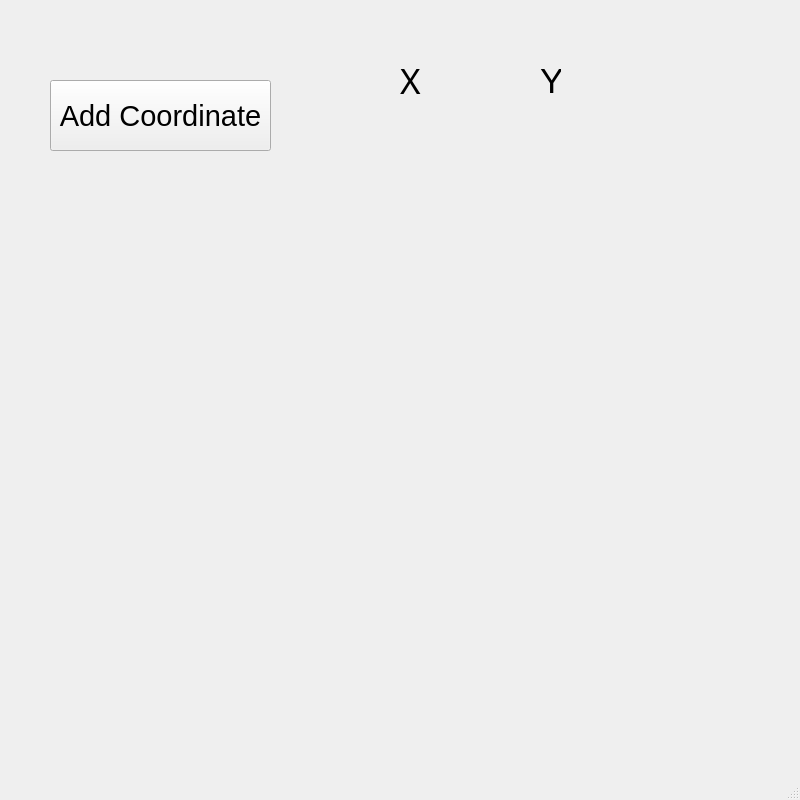
Above: main.ui from appletime81/popcat_multiple_web_pages_click_gui_tool before the change. Below: the same form after it.
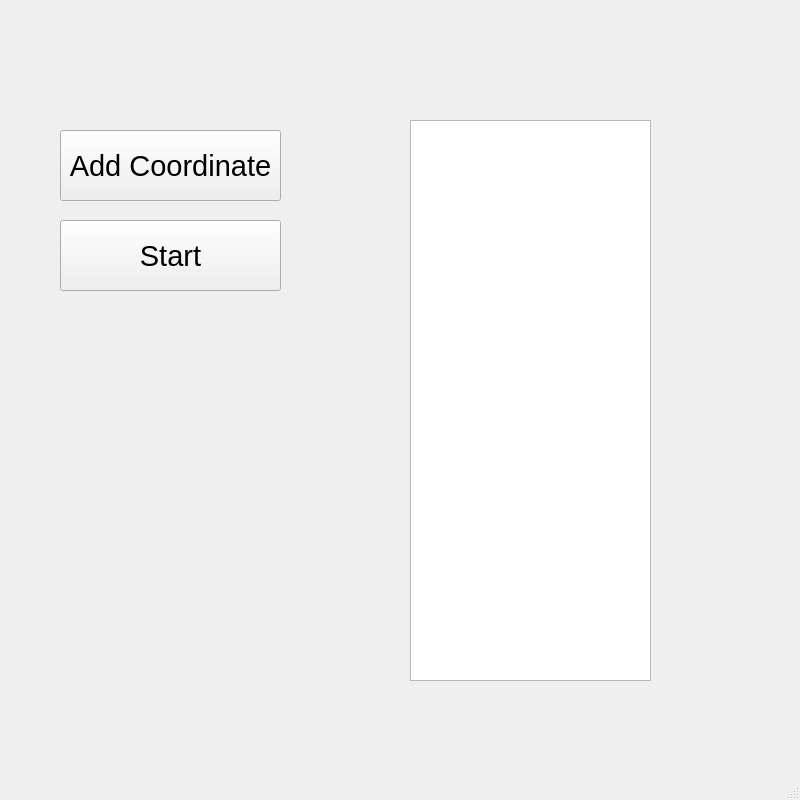
That is the form after the change. Icons and pictures are not drawn.

Diff of the .ui file:
```diff
--- a/main.ui
+++ b/main.ui
@@ -36,8 +36,8 @@
    <widget class="QPushButton" name="pushButton">
     <property name="geometry">
      <rect>
-      <x>50</x>
-      <y>80</y>
+      <x>60</x>
+      <y>130</y>
       <width>221</width>
       <height>71</height>
      </rect>
@@ -51,41 +51,50 @@
      <string>Add Coordinate</string>
     </property>
    </widget>
+   <widget class="QTableWidget" name="table">
+    <property name="geometry">
+     <rect>
+      <x>410</x>
+      <y>120</y>
+      <width>241</width>
+      <height>561</height>
+     </rect>
+    </property>
+   </widget>
+   <widget class="QPushButton" name="start_btn">
+    <property name="geometry">
+     <rect>
+      <x>60</x>
+      <y>220</y>
+      <width>221</width>
+      <height>71</height>
+     </rect>
+    </property>
+    <property name="font">
+     <font>
+      <pointsize>22</pointsize>
+     </font>
+    </property>
+    <property name="text">
+     <string>Start</string>
+    </property>
+   </widget>
    <widget class="QLabel" name="label">
     <property name="geometry">
      <rect>
-      <x>400</x>
-      <y>60</y>
-      <width>31</width>
-      <height>41</height>
+      <x>10</x>
+      <y>690</y>
+      <width>211</width>
+      <height>61</height>
      </rect>
     </property>
     <property name="font">
      <font>
-      <family>Fira Code Retina</family>
-      <pointsize>26</pointsize>
+      <pointsize>28</pointsize>
      </font>
     </property>
     <property name="text">
-     <string>X</string>
-    </property>
-   </widget>
-   <widget class="QLabel" name="label_2">
-    <property name="geometry">
-     <rect>
-      <x>540</x>
-      <y>60</y>
-      <width>21</width>
-      <height>41</height>
-     </rect>
-    </property>
-    <property name="font">
-     <font>
-      <pointsize>26</pointsize>
-     </font>
-    </property>
-    <property name="text">
-     <string>Y</string>
+     <string/>
     </property>
    </widget>
   </widget>
```
Left out of the diff: 2 changed lines with no effect on the pictures.
